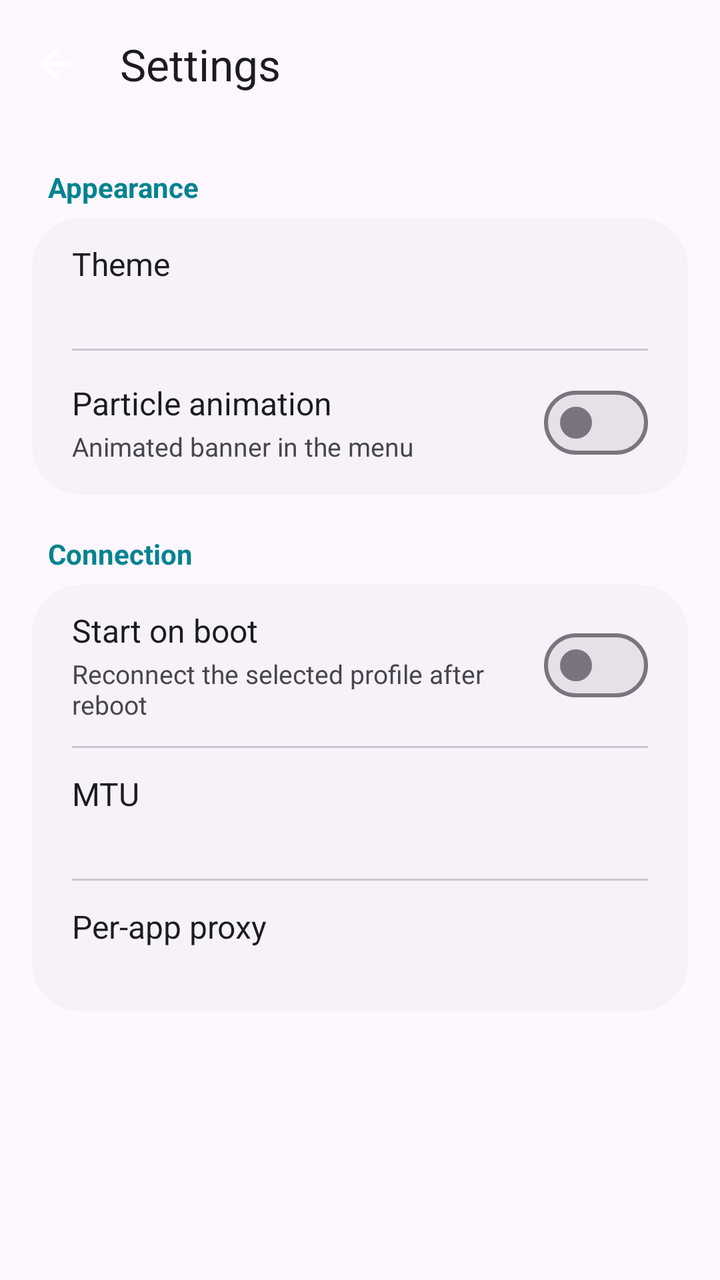
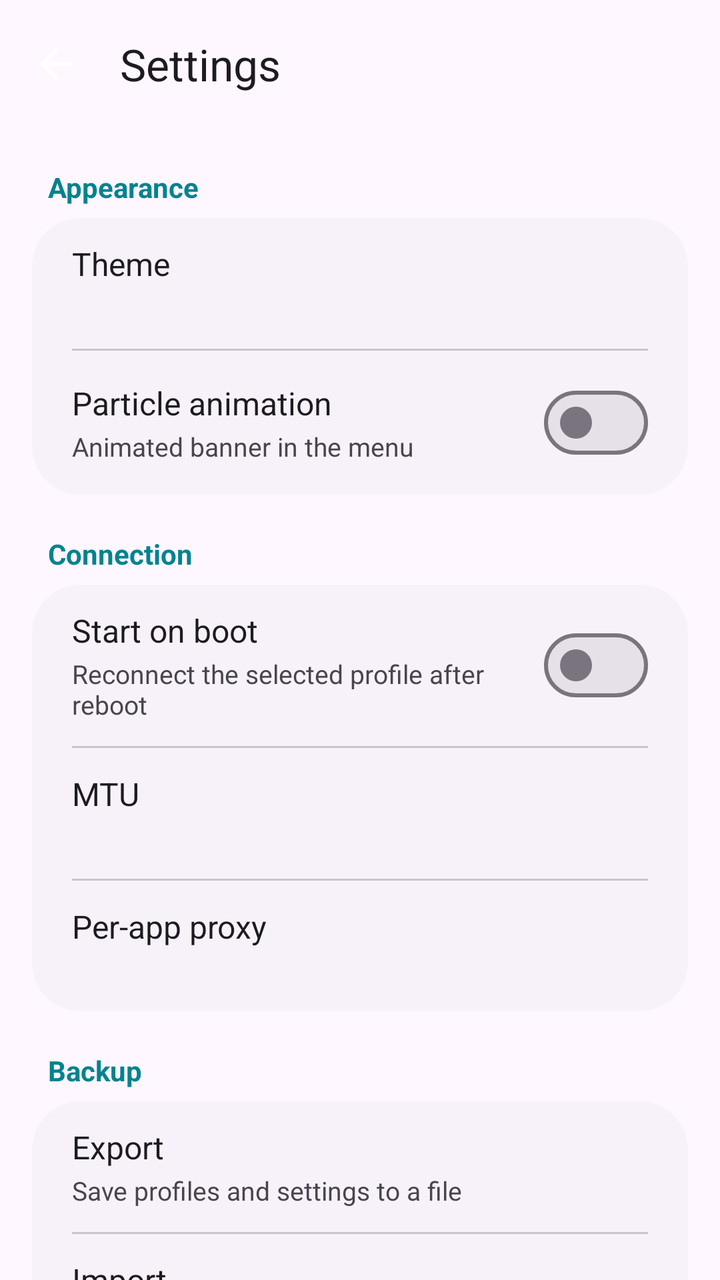

An Android layout rendered at two revisions. The XML below is the earlier revision; the diff shows what the commit changed to produce the second picture.
<!-- AndroidManifest.xml: application theme Theme.MikuBoxCla -->
<!-- res/layout/activity_settings.xml -->
<?xml version="1.0" encoding="utf-8"?>
<androidx.coordinatorlayout.widget.CoordinatorLayout xmlns:android="http://schemas.android.com/apk/res/android"
    xmlns:app="http://schemas.android.com/apk/res-auto"
    xmlns:tools="http://schemas.android.com/tools"
    android:layout_width="match_parent"
    android:layout_height="match_parent"
    android:background="?attr/colorSurface"
    android:fitsSystemWindows="true">

    <com.google.android.material.appbar.AppBarLayout
        android:layout_width="match_parent"
        android:layout_height="wrap_content"
        app:elevation="0dp">

        <com.google.android.material.appbar.MaterialToolbar
            android:id="@+id/toolbar"
            android:layout_width="match_parent"
            android:layout_height="?attr/actionBarSize"
            app:navigationIcon="@drawable/ic_arrow_back"
            app:title="@string/settings"
            app:titleTextColor="?attr/colorOnSurface" />
    </com.google.android.material.appbar.AppBarLayout>

    <androidx.core.widget.NestedScrollView
        android:layout_width="match_parent"
        android:layout_height="match_parent"
        android:clipToPadding="false"
        android:paddingBottom="16dp"
        app:layout_behavior="@string/appbar_scrolling_view_behavior">

        <LinearLayout
            android:layout_width="match_parent"
            android:layout_height="wrap_content"
            android:orientation="vertical"
            android:paddingHorizontal="16dp">

            <TextView
                style="@style/SettingsSectionHeader"
                android:text="@string/settings_section_appearance" />

            <com.google.android.material.card.MaterialCardView style="@style/SettingsCard">

                <LinearLayout
                    android:layout_width="match_parent"
                    android:layout_height="wrap_content"
                    android:orientation="vertical">

                    <LinearLayout
                        android:id="@+id/row_theme"
                        style="@style/SettingsRow">

                        <LinearLayout style="@style/SettingsRowText">

                            <TextView
                                style="@style/SettingsRowTitle"
                                android:text="@string/settings_theme" />

                            <TextView
                                android:id="@+id/tv_theme_value"
                                style="@style/SettingsRowSummary"
                                tools:ignore="MissingClass" />
                        </LinearLayout>
                    </LinearLayout>

                    <View style="@style/SettingsDivider" />

                    <LinearLayout
                        android:id="@+id/row_particles"
                        style="@style/SettingsRow">

                        <LinearLayout style="@style/SettingsRowText">

                            <TextView
                                style="@style/SettingsRowTitle"
                                android:text="@string/settings_particles" />

                            <TextView
                                style="@style/SettingsRowSummary"
                                android:text="@string/settings_particles_summary" />
                        </LinearLayout>

                        <com.google.android.material.materialswitch.MaterialSwitch
                            android:id="@+id/sw_particles"
                            android:layout_width="wrap_content"
                            android:layout_height="wrap_content"
                            android:layout_gravity="center_vertical"
                            android:clickable="false"
                            android:focusable="false" />
                    </LinearLayout>
                </LinearLayout>
            </com.google.android.material.card.MaterialCardView>

            <TextView
                style="@style/SettingsSectionHeader"
                android:text="@string/settings_section_connection" />

            <com.google.android.material.card.MaterialCardView style="@style/SettingsCard">

                <LinearLayout
                    android:layout_width="match_parent"
                    android:layout_height="wrap_content"
                    android:orientation="vertical">

                    <LinearLayout
                        android:id="@+id/row_boot"
                        style="@style/SettingsRow">

                        <LinearLayout style="@style/SettingsRowText">

                            <TextView
                                style="@style/SettingsRowTitle"
                                android:text="@string/settings_boot" />

                            <TextView
                                style="@style/SettingsRowSummary"
                                android:text="@string/settings_boot_summary" />
                        </LinearLayout>

                        <com.google.android.material.materialswitch.MaterialSwitch
                            android:id="@+id/sw_boot"
                            android:layout_width="wrap_content"
                            android:layout_height="wrap_content"
                            android:layout_gravity="center_vertical"
                            android:clickable="false"
                            android:focusable="false" />
                    </LinearLayout>

                    <View style="@style/SettingsDivider" />

                    <LinearLayout
                        android:id="@+id/row_mtu"
                        style="@style/SettingsRow">

                        <LinearLayout style="@style/SettingsRowText">

                            <TextView
                                style="@style/SettingsRowTitle"
                                android:text="@string/settings_mtu" />

                            <TextView
                                android:id="@+id/tv_mtu_value"
                                style="@style/SettingsRowSummary" />
                        </LinearLayout>
                    </LinearLayout>

                    <View style="@style/SettingsDivider" />

                    <LinearLayout
                        android:id="@+id/row_apps"
                        style="@style/SettingsRow">

                        <LinearLayout style="@style/SettingsRowText">

                            <TextView
                                style="@style/SettingsRowTitle"
                                android:text="@string/settings_per_app" />

                            <TextView
                                android:id="@+id/tv_apps_value"
                                style="@style/SettingsRowSummary" />
                        </LinearLayout>
                    </LinearLayout>
                </LinearLayout>
            </com.google.android.material.card.MaterialCardView>
        </LinearLayout>
    </androidx.core.widget.NestedScrollView>

</androidx.coordinatorlayout.widget.CoordinatorLayout>
<!-- resources referenced by this layout -->
<resources>
  <!-- drawable ic_arrow_back (drawable) -->
  <vector xmlns:android="http://schemas.android.com/apk/res/android"
      android:width="24dp"
      android:height="24dp"
      android:viewportWidth="24"
      android:viewportHeight="24"
      android:tint="?attr/colorOnPrimary">
      <path
          android:fillColor="#FFFFFF"
          android:pathData="M20,11H7.83l5.59,-5.59L12,4l-8,8 8,8 1.41,-1.41L7.83,13H20v-2z" />
  </vector>
  <string name="settings">Settings</string>
  <string name="settings_boot">Start on boot</string>
  <string name="settings_boot_summary">Reconnect the selected profile after reboot</string>
  <string name="settings_mtu">MTU</string>
  <string name="settings_particles">Particle animation</string>
  <string name="settings_particles_summary">Animated banner in the menu</string>
  <string name="settings_per_app">Per-app proxy</string>
  <string name="settings_section_appearance">Appearance</string>
  <string name="settings_section_connection">Connection</string>
  <string name="settings_theme">Theme</string>
  <style name="SettingsCard" parent="Widget.Material3.CardView.Filled">
          <item name="android:layout_width">match_parent</item>
          <item name="android:layout_height">wrap_content</item>
          <item name="cardBackgroundColor">?attr/colorSurfaceContainerLow</item>
          <item name="cardCornerRadius">24dp</item>
          <item name="cardElevation">0dp</item>
          <item name="strokeWidth">0dp</item>
      </style>
  <style name="SettingsDivider" parent="">
          <item name="android:layout_width">match_parent</item>
          <item name="android:layout_height">1dp</item>
          <item name="android:layout_marginStart">20dp</item>
          <item name="android:layout_marginEnd">20dp</item>
          <item name="android:background">?attr/colorOutlineVariant</item>
      </style>
  <style name="SettingsRowSummary" parent="">
          <item name="android:layout_width">wrap_content</item>
          <item name="android:layout_height">wrap_content</item>
          <item name="android:layout_marginTop">2dp</item>
          <item name="android:textColor">?attr/colorOnSurfaceVariant</item>
          <item name="android:textSize">13sp</item>
      </style>
  <style name="SettingsRowText" parent="">
          <item name="android:layout_width">0dp</item>
          <item name="android:layout_height">wrap_content</item>
          <item name="android:layout_weight">1</item>
          <item name="android:orientation">vertical</item>
          <item name="android:layout_marginEnd">12dp</item>
      </style>
  <style name="SettingsRowTitle" parent="">
          <item name="android:layout_width">wrap_content</item>
          <item name="android:layout_height">wrap_content</item>
          <item name="android:textColor">?attr/colorOnSurface</item>
          <item name="android:textSize">16sp</item>
      </style>
  <color name="miku_primary">#00838F</color>
  <color name="miku_on_primary">#FFFFFF</color>
  <color name="miku_primary_container">#9EF2EA</color>
  <color name="miku_on_primary_container">#00201F</color>
  <color name="miku_secondary">#4A6360</color>
  <color name="miku_secondary_container">#CCE8E4</color>
  <color name="miku_on_secondary_container">#05201D</color>
  <color name="miku_tertiary">#B4225F</color>
  <color name="miku_tertiary_container">#FFD9E2</color>
  <!-- unchanged entries left out for length: 3 -->
</resources>

<!-- the commit's change to res/layout/activity_settings.xml (unified diff, before → after) -->
@@ -162,6 +162,53 @@
                     </LinearLayout>
                 </LinearLayout>
             </com.google.android.material.card.MaterialCardView>
+
+            <TextView
+                style="@style/SettingsSectionHeader"
+                android:text="@string/settings_section_backup" />
+
+            <com.google.android.material.card.MaterialCardView style="@style/SettingsCard">
+
+                <LinearLayout
+                    android:layout_width="match_parent"
+                    android:layout_height="wrap_content"
+                    android:orientation="vertical">
+
+                    <LinearLayout
+                        android:id="@+id/row_export"
+                        style="@style/SettingsRow">
+
+                        <LinearLayout style="@style/SettingsRowText">
+
+                            <TextView
+                                style="@style/SettingsRowTitle"
+                                android:text="@string/settings_export" />
+
+                            <TextView
+                                style="@style/SettingsRowSummary"
+                                android:text="@string/settings_export_summary" />
+                        </LinearLayout>
+                    </LinearLayout>
+
+                    <View style="@style/SettingsDivider" />
+
+                    <LinearLayout
+                        android:id="@+id/row_import"
+                        style="@style/SettingsRow">
+
+                        <LinearLayout style="@style/SettingsRowText">
+
+                            <TextView
+                                style="@style/SettingsRowTitle"
+                                android:text="@string/settings_import" />
+
+                            <TextView
+                                style="@style/SettingsRowSummary"
+                                android:text="@string/settings_import_summary" />
+                        </LinearLayout>
+                    </LinearLayout>
+                </LinearLayout>
+            </com.google.android.material.card.MaterialCardView>
         </LinearLayout>
     </androidx.core.widget.NestedScrollView>
 
<!-- resource entries referenced after the edit -->
@@ -14,11 +14,16 @@
   <string name="settings">Settings</string>
   <string name="settings_boot">Start on boot</string>
   <string name="settings_boot_summary">Reconnect the selected profile after reboot</string>
+  <string name="settings_export">Export</string>
+  <string name="settings_export_summary">Save profiles and settings to a file</string>
+  <string name="settings_import">Import</string>
+  <string name="settings_import_summary">Restore profiles and settings from a file</string>
   <string name="settings_mtu">MTU</string>
   <string name="settings_particles">Particle animation</string>
   <string name="settings_particles_summary">Animated banner in the menu</string>
   <string name="settings_per_app">Per-app proxy</string>
   <string name="settings_section_appearance">Appearance</string>
+  <string name="settings_section_backup">Backup</string>
   <string name="settings_section_connection">Connection</string>
   <string name="settings_theme">Theme</string>
   <style name="SettingsCard" parent="Widget.Material3.CardView.Filled">
